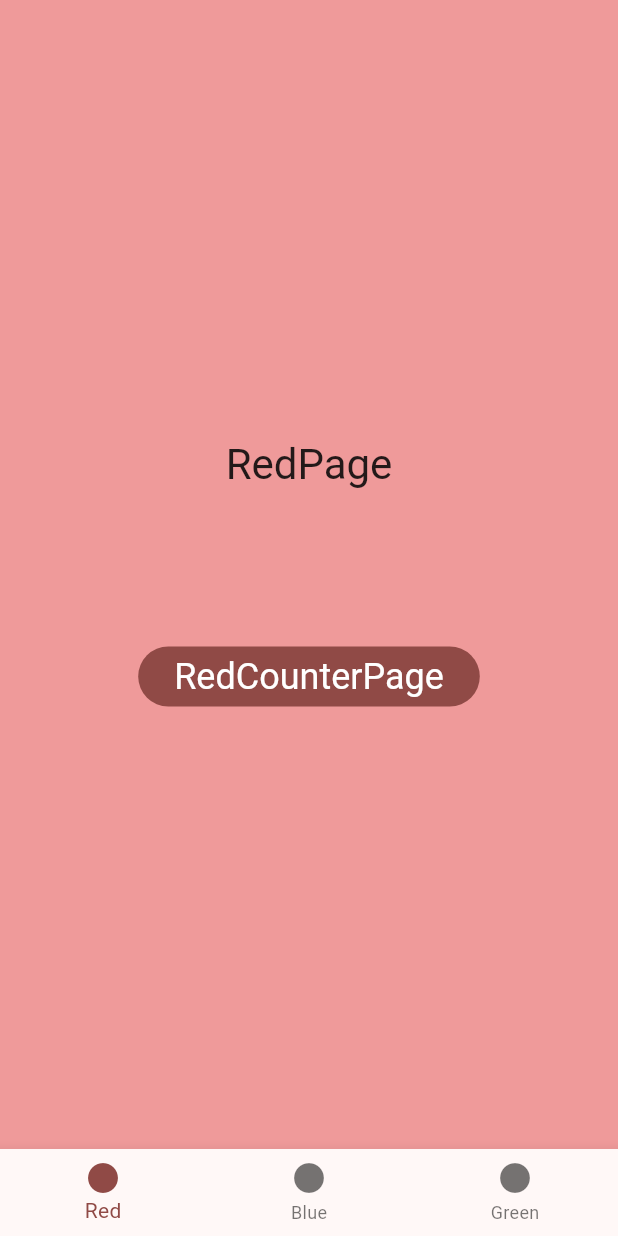
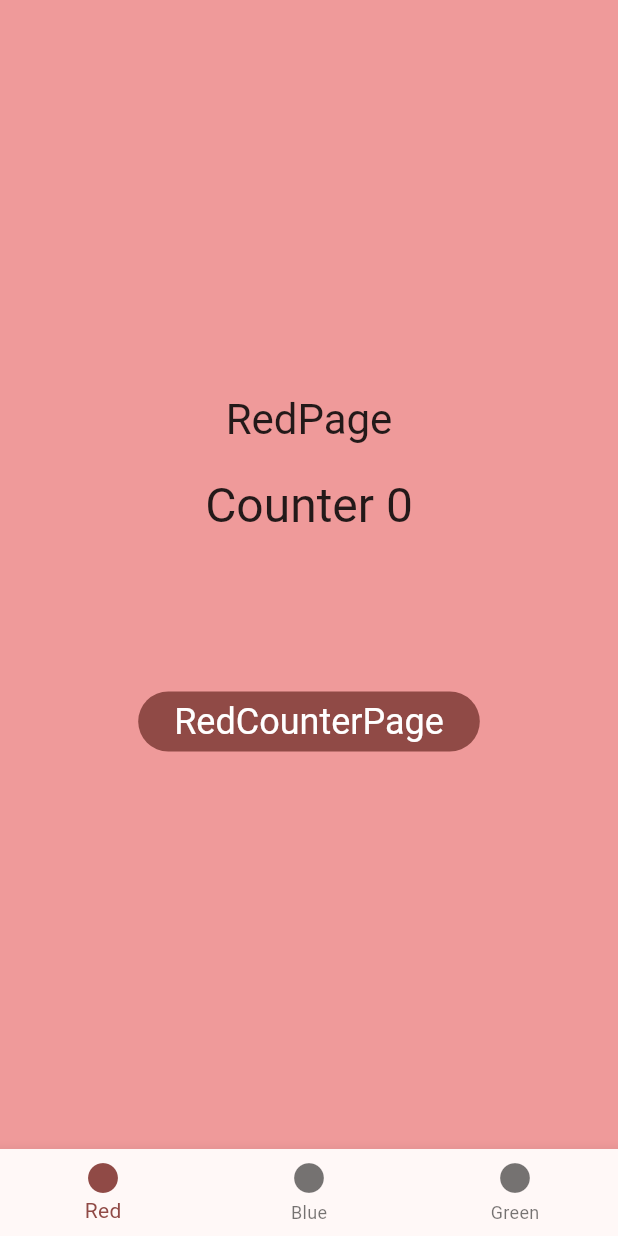
Before and after one commit to internetova/flutter_navigation, a Flutter app: the screen it shows after launch, on a phone screen of 412 x 824 dp. Run offline on Flutter 3.47's test engine with Material 2 defaults, Android fonts, the phone set to English and light mode, and no system bars.

Commit message:
красный экран

```diff
--- a/lib/pages/red/red_counter_page.dart
+++ b/lib/pages/red/red_counter_page.dart
@@ -1,4 +1,5 @@
 import 'package:flutter/material.dart';
+import 'package:flutter_navigation/pages/widgets/counter_back_button.dart';
 
 class RedCounterPage extends StatefulWidget {
   final String title;
@@ -31,6 +32,7 @@ class _CounterPageState extends State<RedCounterPage> {
       appBar: AppBar(
         backgroundColor: widget.backgroundColor,
         title: Text(widget.title),
+        leading: CounterBackButton(counter: _counter),
       ),
       body: Center(
         child: Column(
--- a/lib/pages/red/red_page.dart
+++ b/lib/pages/red/red_page.dart
@@ -1,8 +1,15 @@
 import 'package:flutter/material.dart';
 import 'package:flutter_navigation/pages/red/red_counter_page.dart';
 
-class RedPage extends StatelessWidget {
+class RedPage extends StatefulWidget {
   const RedPage({Key? key}) : super(key: key);
+
+  @override
+  State<RedPage> createState() => _RedPageState();
+}
+
+class _RedPageState extends State<RedPage> {
+  int _counter = 0;
 
   @override
   Widget build(BuildContext context) {
@@ -19,18 +26,14 @@ class RedPage extends StatelessWidget {
               'RedPage',
               style: Theme.of(context).textTheme.headlineMedium,
             ),
+            const SizedBox(height: 20),
+            Text(
+              'Counter $_counter',
+              style: Theme.of(context).textTheme.headlineLarge,
+            ),
             const SizedBox(height: 100),
             FilledButton(
-              onPressed: () {
-                Navigator.of(context).push(
-                  MaterialPageRoute(
-                    builder: (_) => RedCounterPage(
-                      title: 'RedCounterPage',
-                      backgroundColor: bgPage,
-                    ),
-                  ),
-                );
-              },
+              onPressed: () => _goCounter(bgPage),
               style: FilledButton.styleFrom(
                 textStyle: Theme.of(context).textTheme.headlineSmall?.copyWith(color: Colors.white),
               ),
@@ -41,4 +44,21 @@ class RedPage extends StatelessWidget {
       ),
     );
   }
+
+  Future<void> _goCounter(Color? backgroundColor) async {
+    final counter = await Navigator.of(context).push<int>(
+      MaterialPageRoute(
+        builder: (_) => RedCounterPage(
+          title: 'RedCounterPage',
+          backgroundColor: backgroundColor,
+        ),
+      ),
+    );
+
+    if (counter != null) {
+      setState(() {
+        _counter = counter;
+      });
+    }
+  }
 }
```
